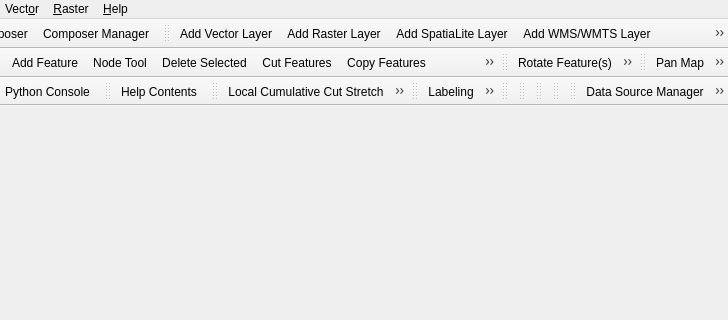
Above: src/ui/qgisapp.ui from qgis/QGIS before the change; both pictures show x 290 to 1018 and y 0 to 320 of the 1018 by 506 pixel window. Below: the same form after it.
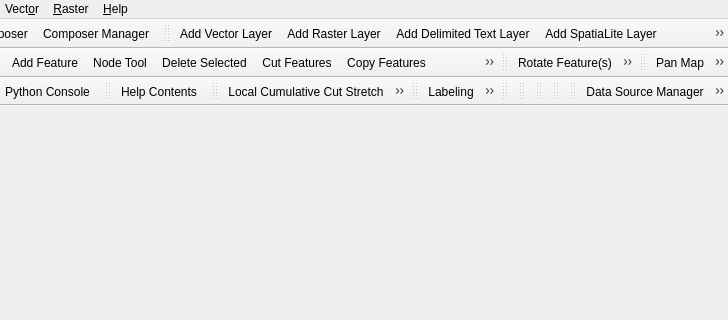
That is the form after the change. Icons and pictures are not drawn.

Commit message: move metadata wizard to a widget in gui

```diff
--- a/src/ui/qgisapp.ui
+++ b/src/ui/qgisapp.ui
@@ -363,9 +363,6 @@
    <addaction name="mActionAddWmsLayer"/>
    <addaction name="mActionAddWcsLayer"/>
    <addaction name="mActionAddWfsLayer"/>
-   <addaction name="mActionAddDelimitedText"/>
-   <addaction name="mActionAddVirtualLayer"/>
-   <addaction name="mActionOpenMetadataWizardEditor"/>
   </widget>
   <widget class="QToolBar" name="mDigitizeToolBar">
    <property name="windowTitle">
@@ -2675,15 +2672,6 @@
     <string>Ctrl+L</string>
    </property>
   </action>
-  <action name="mActionOpenMetadataWizardEditor">
-   <property name="icon">
-    <iconset resource="../../images/images.qrc">
-     <normaloff>:/images/themes/default/propertyicons/metadata.svg</normaloff>:/images/themes/default/propertyicons/metadata.svg</iconset>
-   </property>
-   <property name="text">
-    <string>Open Metadata Wizard Editor</string>
-   </property>
-  </action>
  </widget>
  <resources>
   <include location="../../images/images.qrc"/>
```
Left out of the diff: 4 changed lines with no effect on the pictures. The commit also changes 9 other files.
